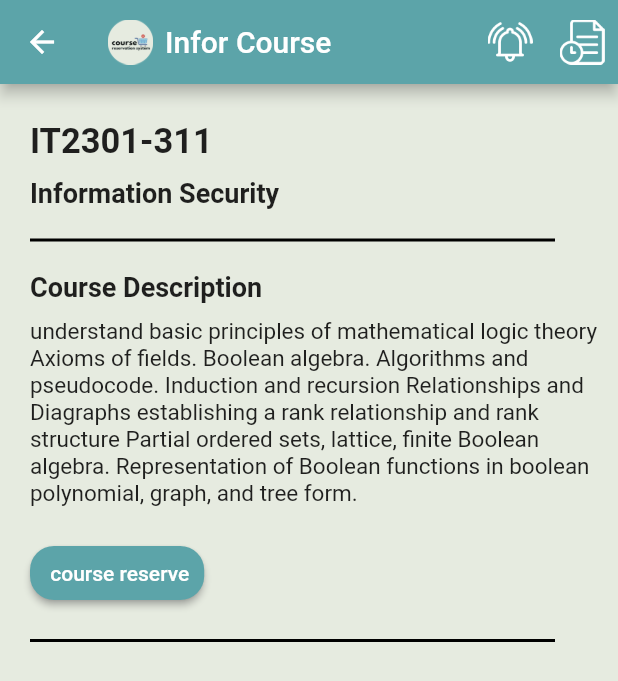
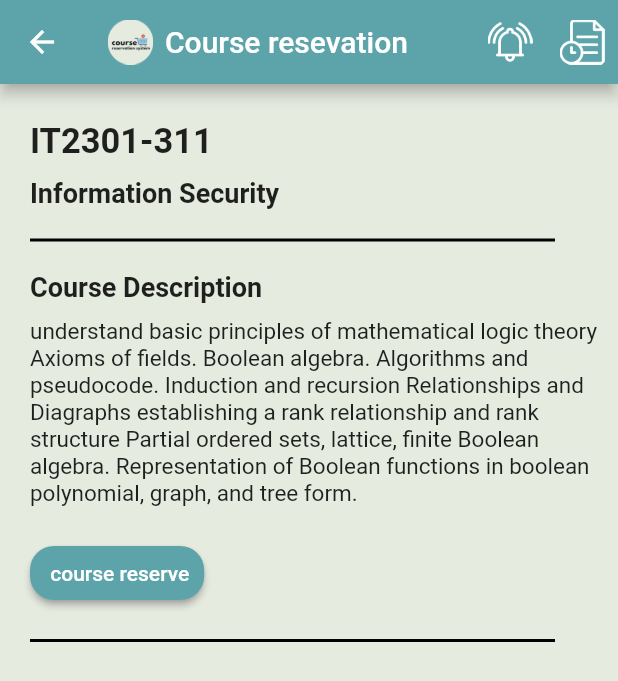
Before and after one commit to robbanee77/flutter_application_1, a Flutter app: the inforcouse screen opened directly, on a phone screen of 412 x 824 dp. Shown: the top 681 px of the screen. Run offline on Flutter 3.47's test engine with Material 2 defaults, Android fonts, the phone set to English and light mode, and no system bars; our stand-ins replace firebase_auth, firebase_core, timeline_tile, toggle_switch; accounts and stored records are empty.

Commit message:
not smart

```diff
--- a/lib/screen/inforcouse.dart
+++ b/lib/screen/inforcouse.dart
@@ -6,7 +6,7 @@ import 'package:flutter_application_1/screen/notistu.dart';
 import 'package:flutter_application_1/screen/request.dart';
 
 class inforcouse extends StatefulWidget {
-  const inforcouse({super.key});
+  const inforcouse({super.key, Object? data});
 
   @override
   _inforcouseState createState() => _inforcouseState();
@@ -30,7 +30,7 @@ class _inforcouseState extends State<inforcouse> {
               fit: BoxFit.contain,
             ),
             SizedBox(width: 8),
-            Text('Infor Course'),
+            Text('Course resevation'),
           ],
         ),
         backgroundColor: Color(0xFF5ca4a9),
```
Also changed, not shown: lib/screen/Search.dart (+7 -21 lines).
